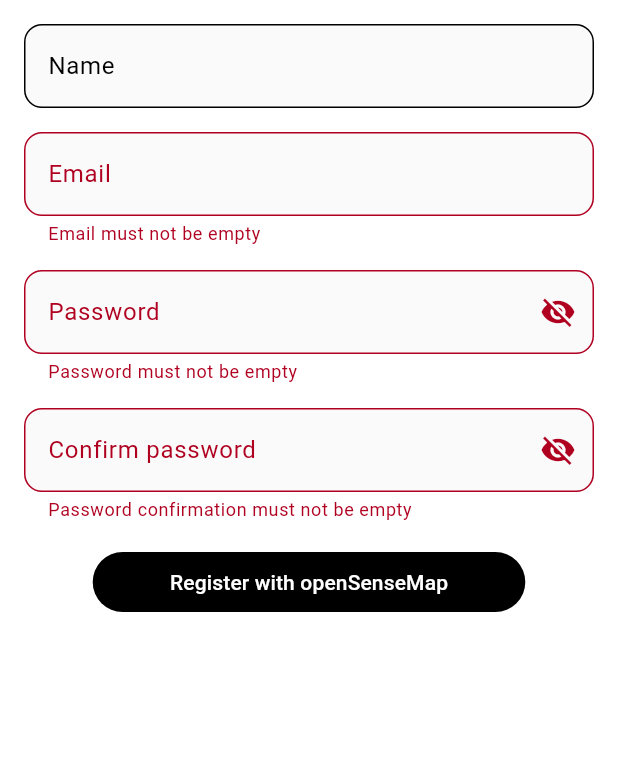
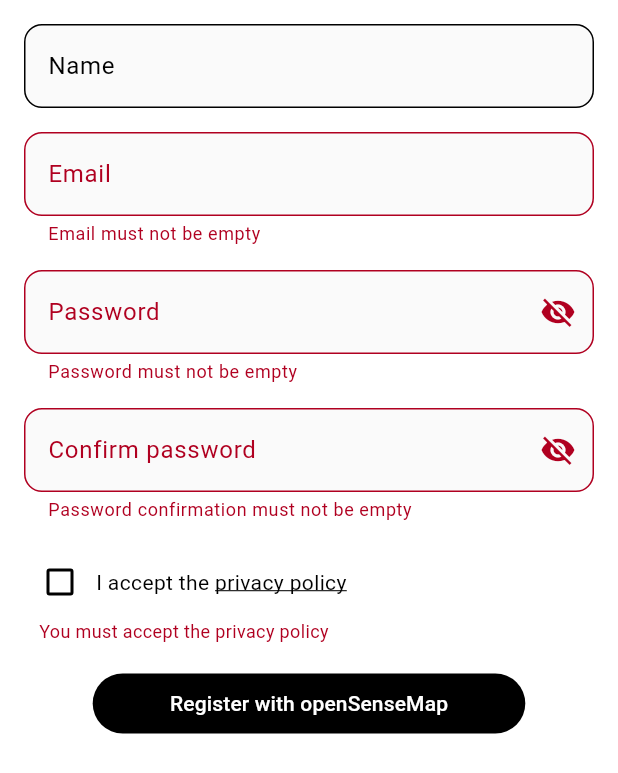
Before and after one commit to reedu-reengineering-education/sensebox-bike-flutter, a Flutter app: the RegisterForm widget shown alone on an empty page, opened directly with empty values, after a tap on "Register with openSenseMap", on a phone screen of 412 x 824 dp. Shown: the top 773 px of the screen. Run offline on Flutter 3.47's test engine with Material 3 defaults, Android fonts, the phone set to English and light mode, and no system bars; our stand-ins replace app_links, cached_network_image, csv, device_info_plus, fl_chart, flutter_blue_plus and 9 more; missing offline and left inert: google_polyline_algorithm, mapbox_maps_flutter, mapbox_maps_flutter_draw, turf; accounts and stored records are empty; generated files the repository leaves out were written again; network calls fail; statements that could not run were skipped.

Commit message:
feat: add privacy policy checkbox

```diff
--- a/lib/constants.dart
+++ b/lib/constants.dart
@@ -4,6 +4,9 @@ const premanentConnectivityFalurePeriod = 20; // in minutes
 const defaultTimeout = 30; // in seconds
 
 const openSenseMapUrl = 'https://api.opensensemap.org';
+const privacyPolicyUrl =
+    'https://opensensemap.org/privacy'; // URL for the privacy policy
+
 const classicModelSensors = [
       {
         "id": "0",
--- a/lib/l10n/app_de.arb
+++ b/lib/l10n/app_de.arb
@@ -81,6 +81,9 @@
     "openSenseMapBoxSelectionCreateHint": "Erstelle eine mit dem '+' Button",
     "openSenseMapBoxSelectionUnnamedBox": "Unbenannte senseBox",
     "openSenseMapBoxSelectionIncompatible": "Nicht kompatibel mit senseBox:bike",
+    "openSenesMapRegisterAcceptTermsPrefix": "Ich akzeptiere die",
+    "openSenseMapRegisterAcceptTermsPrivacy": "Datenschutzbestimmungen",
+    "openSenseMapRegisterAcceptTermsError": "Sie müssen die Datenschutzbestimmungen akzeptieren",
     "settingsGeneral": "Allgemeine",
     "settingsOther": "Andere",
     "settingsVibrateOnDisconnect": "Vibration bei Verbindungsabbruch",
--- a/lib/l10n/app_en.arb
+++ b/lib/l10n/app_en.arb
@@ -64,6 +64,9 @@
     "openSenseMapRegisterPasswordErrorMismatch": "Passwords do not match",
     "openSenseMapRegisterPasswordErrorCharacters": "Password must contain at least 8 characters",
     "openSenseMapRegisterFailed": "Registration failed",
+    "openSenesMapRegisterAcceptTermsPrefix": "I accept the",
+    "openSenseMapRegisterAcceptTermsPrivacy": "privacy policy",
+    "openSenseMapRegisterAcceptTermsError": "You must accept the privacy policy",
     "connectionButtonConnect": "Connect",
     "connectionButtonDisconnect": "Disconnect",
     "connectionButtonConnecting": "Connecting...",
--- a/lib/l10n/app_pt.arb
+++ b/lib/l10n/app_pt.arb
@@ -64,6 +64,9 @@
     "openSenseMapRegisterPasswordErrorMismatch": "As senhas não coincidem",
     "openSenseMapRegisterPasswordErrorCharacters": "A senha deve conter pelo menos 8 caracteres",
     "openSenseMapRegisterFailed": "Falha no registro",
+    "openSenesMapRegisterAcceptTermsPrefix": "Eu aceito os",
+    "openSenseMapRegisterAcceptTermsPrivacy": "termos de privacidade",
+    "openSenseMapRegisterAcceptTermsError": "Você deve aceitar os termos de privacidade",
     "connectionButtonConnect": "Conectar",
     "connectionButtonDisconnect": "Desconectar",
     "connectionButtonConnecting": "Conectando...",
--- a/lib/ui/widgets/opensensemap/register.dart
+++ b/lib/ui/widgets/opensensemap/register.dart
@@ -1,5 +1,7 @@
 import 'package:flutter/material.dart';
+import 'package:flutter/gestures.dart';
 import 'package:sensebox_bike/blocs/opensensemap_bloc.dart';
+import 'package:sensebox_bike/constants.dart';
 import 'package:sensebox_bike/ui/utils/common.dart';
 import 'package:sensebox_bike/ui/widgets/common/button_with_loader.dart';
 import 'package:sensebox_bike/ui/widgets/common/custom_spacer.dart';
@@ -8,6 +10,7 @@ import 'package:sensebox_bike/ui/widgets/common/error_dialog.dart';
 import 'package:sensebox_bike/ui/widgets/common/password_field.dart';
 import 'package:sensebox_bike/ui/widgets/opensensemap/login_selection_modal.dart';
 import 'package:flutter_gen/gen_l10n/app_localizations.dart';
+import 'package:url_launcher/url_launcher.dart';
 
 class RegisterForm extends StatefulWidget {
   final OpenSenseMapBloc bloc;
@@ -25,6 +28,8 @@ class _RegisterFormState extends State<RegisterForm> {
       TextEditingController();
   final GlobalKey<FormState> formKey = GlobalKey<FormState>();
   bool isLoading = false; // Track loading state
+  bool isAccepted = false;
+  String? privacyPolicyError;
 
   @override
   void dispose() {
@@ -33,6 +38,15 @@ class _RegisterFormState extends State<RegisterForm> {
     passwordController.dispose();
     confirmPasswordController.dispose();
     super.dispose();
+  }
+
+  void validatePrivacyPolicy() {
+    setState(() {
+      privacyPolicyError = isAccepted
+          ? null
+          : AppLocalizations.of(context)!
+              .openSenseMapRegisterAcceptTermsError; // Error message
+    });
   }
 
   @override
@@ -69,7 +83,71 @@ class _RegisterFormState extends State<RegisterForm> {
                 confirmationValidator: passwordConfirmationValidator,
                 passwordController: passwordController,
               ),
-
+              const CustomSpacer(),
+              GestureDetector(
+                onTap: () {
+                  setState(() {
+                    isAccepted = !isAccepted;
+                  });
+                  validatePrivacyPolicy();
+                },
+                child: Column(
+                  crossAxisAlignment: CrossAxisAlignment.start,
+                  children: [
+                    Row(
+                      crossAxisAlignment:
+                          CrossAxisAlignment.center, // Center vertically
+                      children: [
+                        Checkbox(
+                          value: isAccepted,
+                          onChanged: (bool? value) {
+                            setState(() {
+                              isAccepted = value ?? false;
+                            });
+                            validatePrivacyPolicy();
+                          },
+                        ),
+                        Expanded(
+                          child: RichText(
+                            text: TextSpan(
+                              style: Theme.of(context).textTheme.bodyMedium,
+                              children: [
+                                TextSpan(
+                                    text: AppLocalizations.of(context)!
+                                        .openSenesMapRegisterAcceptTermsPrefix),
+                                TextSpan(text: " "),
+                                TextSpan(
+                                  text: AppLocalizations.of(context)!
+                                      .openSenseMapRegisterAcceptTermsPrivacy,
+                                  style: const TextStyle(
+                                    decoration: TextDecoration.underline,
+                                  ),
+                                  recognizer: TapGestureRecognizer()
+                                    ..onTap = () {
+                                      launchUrl(Uri.parse(privacyPolicyUrl));
+                                    },
+                                ),
+                              ],
+                            ),
+                          ),
+                        ),
+                      ],
+                    ),
+                    if (privacyPolicyError != null)
+                      Padding(
+                        padding: const EdgeInsets.only(
+                            left: 10.0), // Add padding to the error message
+                        child: Text(
+                          privacyPolicyError!,
+                          style: TextStyle(
+                            color: Theme.of(context).colorScheme.error,
+                            fontSize: 12.0,
+                          ),
+                        ),
+                      ),
+                  ],
+                ),
+              ),
               const CustomSpacer(),
               ButtonWithLoader(
                   isLoading: isLoading,
@@ -78,10 +156,18 @@ class _RegisterFormState extends State<RegisterForm> {
                   onPressed: isLoading
                       ? null // Disable button when loading
                       : () async {
-                          if (formKey.currentState?.validate() == true) {
+                          // Validate the form and the privacy policy checkbox
+                          final isFormValid =
+                              formKey.currentState?.validate() == true;
+                          validatePrivacyPolicy(); // Validate the checkbox
+
+                          if (isFormValid && isAccepted) {
                             setState(() {
                               isLoading = true; // Start loading
                             });
+
+                            validatePrivacyPolicy();
+
                             try {
                               // Registration logic here
                               await widget.bloc.register(
```
